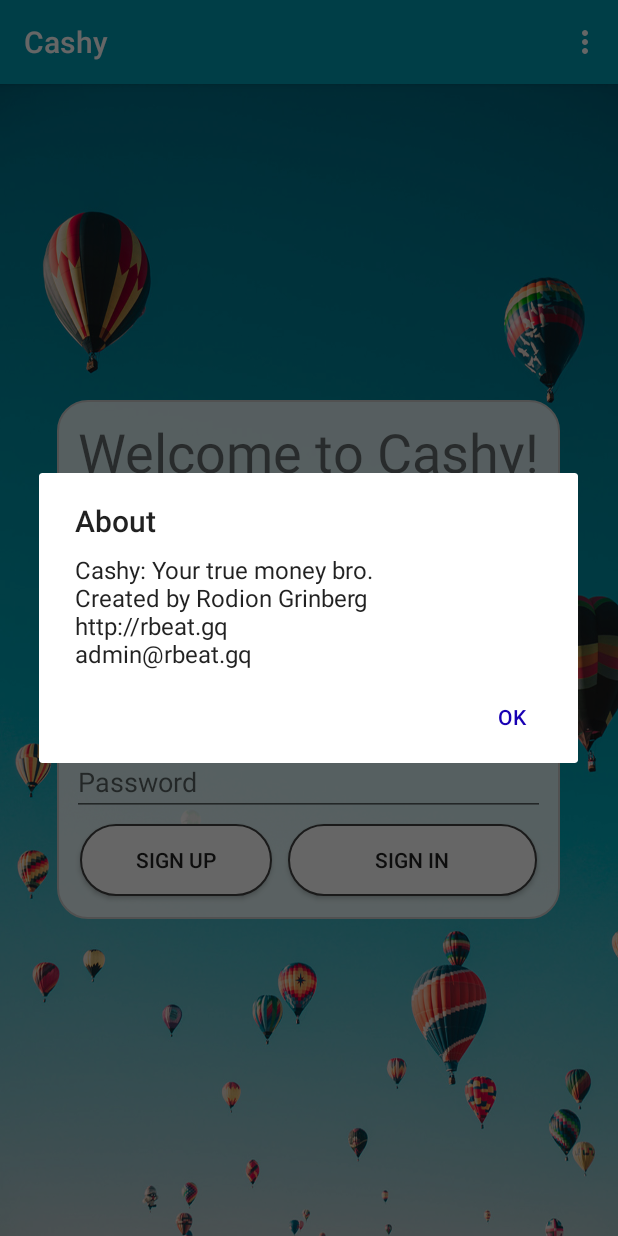
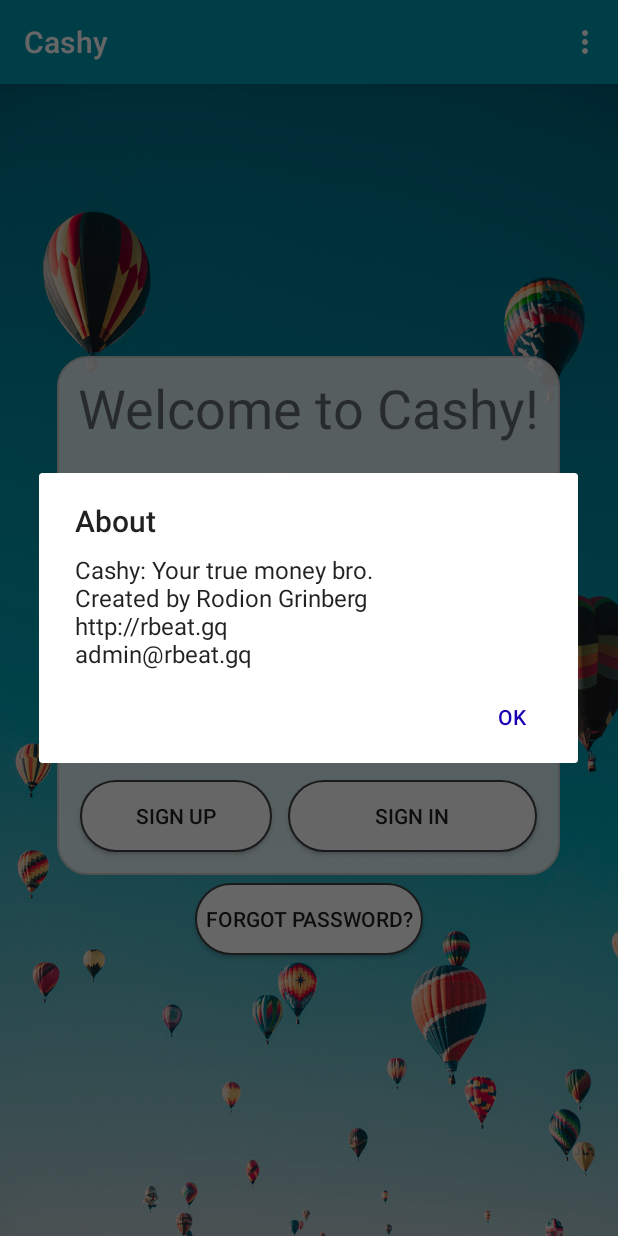
Before and after one commit to rbeat/cashy, an Android app: the Login screen opened directly, with no data from a screen before it, in the options menu, after a tap on "About", on a phone screen of 412 x 824 dp. Run offline under Robolectric (Android 15) with nearby library versions, the phone set to English and light mode, and no system bars; our stand-ins replace Firebase (no records; nobody signed in at launch, a user with empty details on screens opened directly).

Commit message:
iForgot added

```diff
--- a/src/main/java/gq/rbeat/cashy/Login.java
+++ b/src/main/java/gq/rbeat/cashy/Login.java
@@ -28,7 +28,7 @@ import java.security.MessageDigest;
 public class Login extends AppCompatActivity implements View.OnClickListener {
 
     EditText email, password;
-    Button signInBt, regBt;
+    Button signInBt, regBt, iForgot;
     FirebaseAuth firebaseAuth;
 
     @Override
@@ -40,6 +40,8 @@ public class Login extends AppCompatActivity implements View.OnClickListener {
         signInBt = findViewById(R.id.signInBt);
         regBt = findViewById(R.id.regBt);
         signInBt.setOnClickListener(this);
+        iForgot = findViewById(R.id.iforgot);
+        iForgot.setOnClickListener(this);
         firebaseAuth = FirebaseAuth.getInstance();
         regBt.setOnClickListener(this);
         anim(this);
@@ -139,6 +141,26 @@ public class Login extends AppCompatActivity implements View.OnClickListener {
         });
     }
 
+    public void iForgotAction() {
+        final String email_user = email.getText().toString();
+        if (TextUtils.isEmpty(email_user)) {
+            Toast.makeText(this, "Enter your email and then, click \"Forgot password?\" again.", Toast.LENGTH_LONG).show();
+            return;
+        }
+        firebaseAuth.sendPasswordResetEmail(email_user)
+                .addOnCompleteListener(new OnCompleteListener<Void>() {
+                    @Override
+                    public void onComplete(@NonNull Task<Void> task) {
+                        if (task.isSuccessful()) {
+                            Toast.makeText(Login.this, "Check your email for password recovery instructions.", Toast.LENGTH_LONG).show();
+                        } else {
+                            Toast.makeText(Login.this, "Failed. Check the email or try again later.", Toast.LENGTH_LONG).show();
+                        }
+                    }
+                });
+
+    }
+
     public void signUser() {
         final String email_user = email.getText().toString();
         String password_user = password.getText().toString();
@@ -181,6 +203,10 @@ public class Login extends AppCompatActivity implements View.OnClickListener {
             signUser();
         }
 
+        if (v == iForgot) {
+            iForgotAction();
+        }
+
         if (v == regBt) {
             registerUser();
         }
--- a/src/main/res/layout/activity_main.xml
+++ b/src/main/res/layout/activity_main.xml
@@ -89,4 +89,13 @@
 
         </LinearLayout>
     </LinearLayout>
+
+
+    <Button
+        android:id="@+id/iforgot"
+        android:layout_margin="5dp"
+        android:background="@drawable/round_button"
+        android:layout_width="wrap_content"
+        android:layout_height="wrap_content"
+        android:text="  Forgot password?  " />
 </LinearLayout>
--- a/src/main/res/layout/activity_setup.xml
+++ b/src/main/res/layout/activity_setup.xml
@@ -87,12 +87,14 @@
             android:id="@+id/balance"
             android:layout_width="250dp"
             android:layout_height="wrap_content"
+            android:inputType="numberDecimal"
             android:hint="Your balance. Example: 95.75" />
 
         <EditText
             android:id="@+id/credit"
             android:layout_width="250dp"
             android:layout_height="wrap_content"
+            android:inputType="numberDecimal"
             android:hint="Your credit balance" />
 
         <Button
```
Also changed, not shown: 65 other files.
